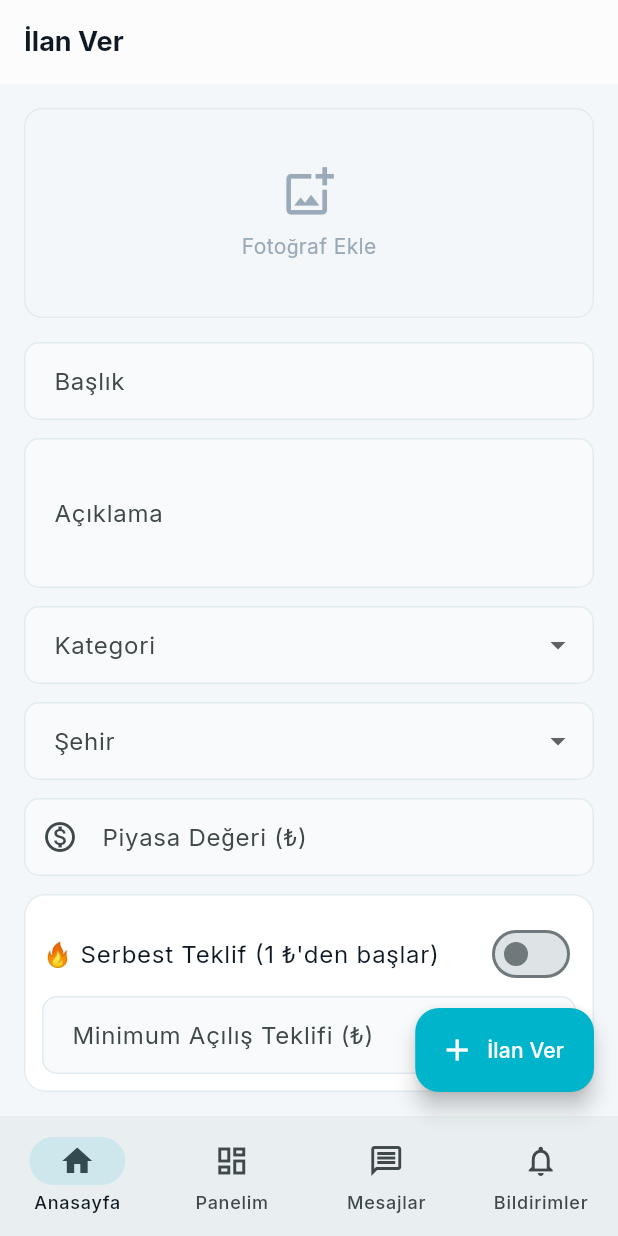
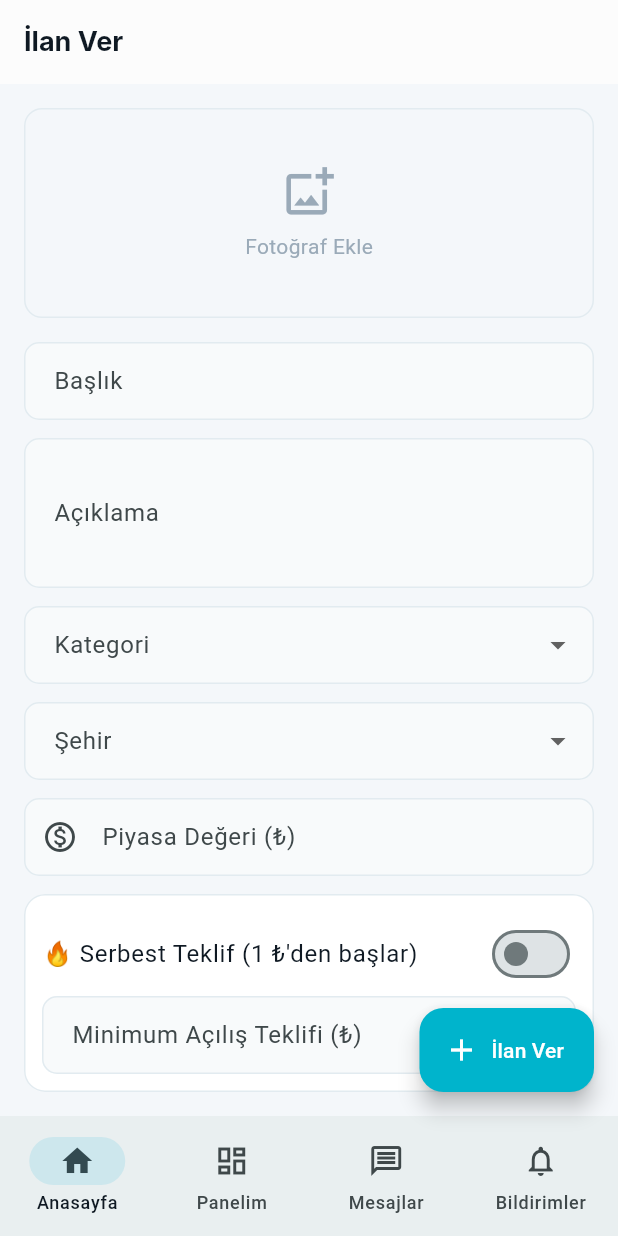
Before and after one commit to tucibeyin/teqlif, a Flutter app: the PostAdScreen screen opened by its route, on a phone screen of 412 x 824 dp. Run offline on Flutter 3.47's test engine with Material 3 defaults, Android fonts, the phone set to English and light mode, and no system bars; our stand-ins replace cached_network_image, dio, firebase_core, firebase_messaging, flutter_local_notifications, flutter_riverpod and 4 more; accounts and stored records are empty; network calls fail.

Commit message:
fix: remove missing font assets from pubspec.yaml to fix iOS build

```diff
--- a/mobile/lib/config/theme.dart
+++ b/mobile/lib/config/theme.dart
@@ -8,7 +8,6 @@
 
   static ThemeData get light => ThemeData(
         useMaterial3: true,
-        fontFamily: 'Inter',
         colorScheme: ColorScheme.fromSeed(
           seedColor: _primary,
           brightness: Brightness.light,
```
Also changed, not shown: mobile/pubspec.yaml (+0 -17 lines).
